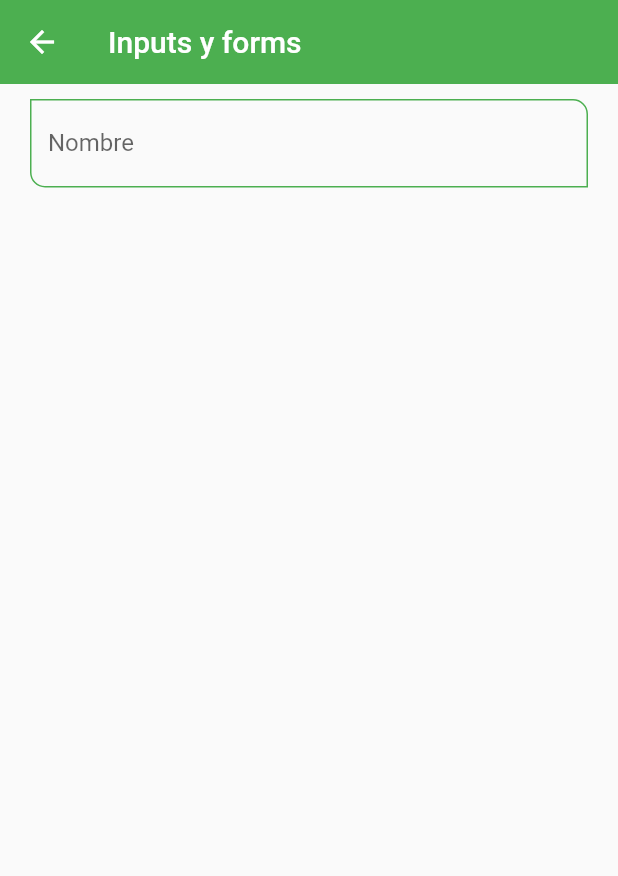
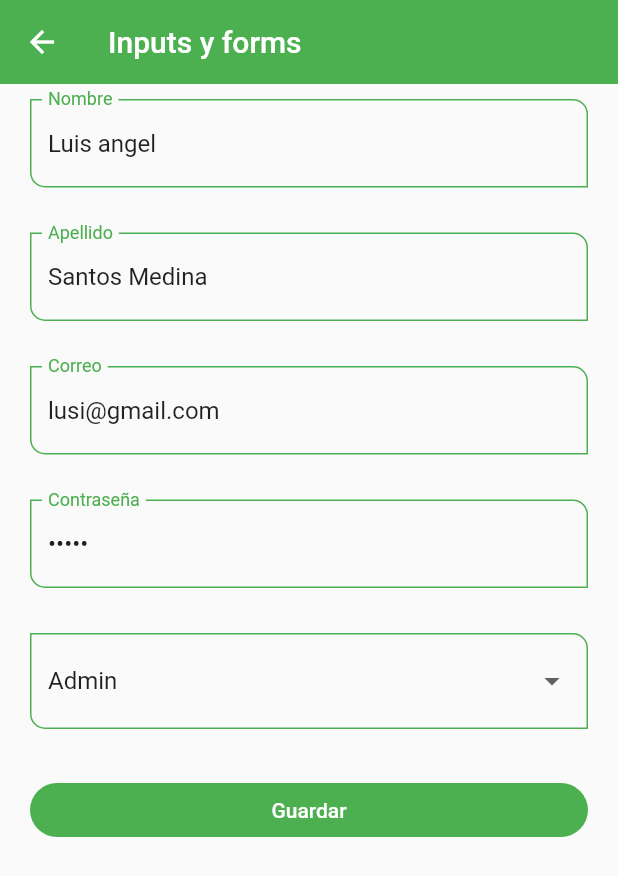
Before and after one commit to luis28santo/flutter-components_app, a Flutter app: the InputScreen screen opened by its route, on a phone screen of 412 x 824 dp. Shown: the top 876 px of the screen. Run offline on Flutter 3.47's test engine with Material 2 defaults, Android fonts, the phone set to English and light mode, and no system bars.

Commit message:
inputs y form

```diff
--- a/lib/screens/inputs_screen.dart
+++ b/lib/screens/inputs_screen.dart
@@ -6,6 +6,16 @@ class InputScreen extends StatelessWidget {
 
   @override
   Widget build(BuildContext context) {
+    final GlobalKey<FormState> myFormKey = GlobalKey<FormState>();
+
+    final Map<String, String> formValues = {
+      'first_name': 'Luis angel',
+      'last_name': 'Santos Medina',
+      'email': 'lusi@gmail.com',
+      'password': '12345',
+      'role': 'Admin',
+    };
+
     return Scaffold(
       appBar: AppBar(
         title: const Text('Inputs y forms'),
@@ -13,10 +23,70 @@ class InputScreen extends StatelessWidget {
       body: SingleChildScrollView(
         child: Padding(
           padding: const EdgeInsets.symmetric(horizontal: 20, vertical: 10),
-          child: Column(
-            children: const [
-              CustomInputField(labelText: 'Nombre', hintText: 'Nombre Usuario')
-            ],
+          child: Form(
+            key: myFormKey,
+            child: Column(
+              children: [
+                CustomInputField(
+                  labelText: 'Nombre',
+                  hintText: 'Nombre Usuario',
+                  formProperty: 'first_name',
+                  formValues: formValues,
+                ),
+                const SizedBox(height: 30),
+                CustomInputField(
+                  labelText: 'Apellido',
+                  hintText: 'Apellido Usuario',
+                  formProperty: 'last_name',
+                  formValues: formValues,
+                ),
+                const SizedBox(height: 30),
+                CustomInputField(
+                  labelText: 'Correo',
+                  hintText: 'Correo del Usuario',
+                  keyboardType: TextInputType.emailAddress,
+                  formProperty: 'email',
+                  formValues: formValues,
+                ),
+                const SizedBox(height: 30),
+                CustomInputField(
+                  labelText: 'Contraseña',
+                  hintText: 'Contraseña del Usuario',
+                  obscureText: true,
+                  keyboardType: TextInputType.visiblePassword,
+                  formProperty: 'password',
+                  formValues: formValues,
+                ),
+                const SizedBox(height: 30),
+                DropdownButtonFormField(
+                  value: formValues['role'],
+                  items: const [
+                    DropdownMenuItem(value: 'Admin', child: Text('Admin')),
+                    DropdownMenuItem(value: 'User', child: Text('User')),
+                  ],
+                  onChanged: (value) {
+                    formValues['role'] = value.toString();
+                  },
+                ),
+                const SizedBox(height: 30),
+                ElevatedButton(
+                  child: const SizedBox(
+                    width: double.infinity,
+                    child: Center(child: Text('Guardar')),
+                  ),
+                  onPressed: () {
+                    FocusManager.instance.primaryFocus?.unfocus();
+
+                    if (!myFormKey.currentState!.validate()) {
+                      print('Formulario no valido.');
+                      return;
+                    }
+
+                    print(formValues);
+                  },
+                ),
+              ],
+            ),
           ),
         ),
       ),
--- a/lib/widgets/custom_input_field.dart
+++ b/lib/widgets/custom_input_field.dart
@@ -7,6 +7,10 @@ class CustomInputField extends StatelessWidget {
   final String? helperText;
   final IconData? icon;
   final IconData? suffixIcon;
+  final TextInputType? keyboardType;
+  final bool obscureText;
+  final String formProperty;
+  final Map<String, String> formValues;
 
   const CustomInputField({
     Key? key,
@@ -15,17 +19,21 @@ class CustomInputField extends StatelessWidget {
     this.helperText,
     this.icon,
     this.suffixIcon,
+    this.keyboardType = TextInputType.text,
+    this.obscureText = false,
+    required this.formProperty,
+    required this.formValues,
   }) : super(key: key);
 
   @override
   Widget build(BuildContext context) {
     return TextFormField(
       autofocus: false,
-      initialValue: '',
+      initialValue: formValues[formProperty],
       textCapitalization: TextCapitalization.words,
-      onChanged: (String value) {
-        print('Valor del input: $value');
-      },
+      keyboardType: keyboardType,
+      obscureText: obscureText,
+      onChanged: (String value) => formValues[formProperty] = value,
       validator: (value) {
         if (value == null) return 'Este campo es requerido';
 
```
